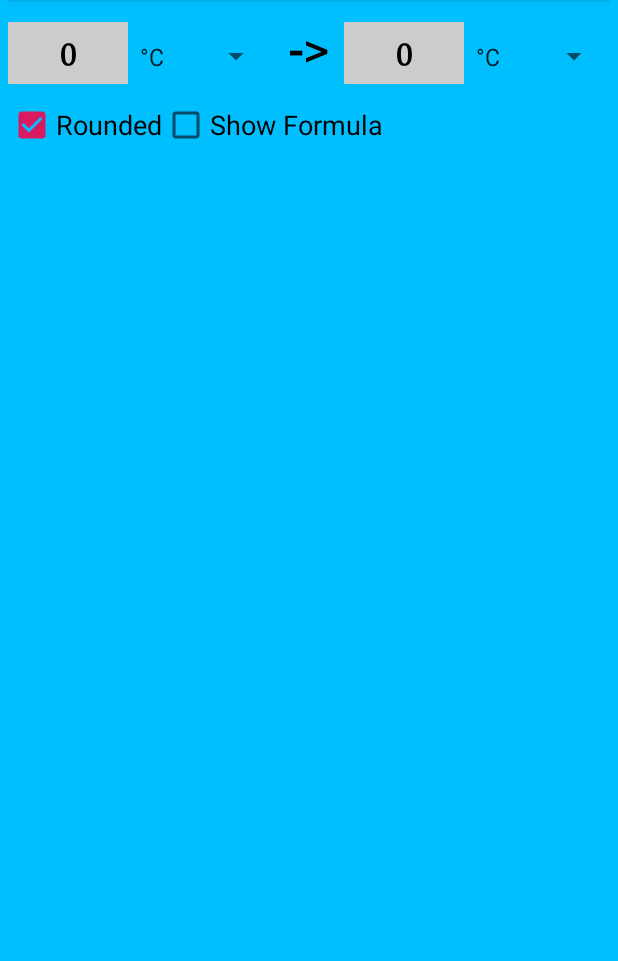
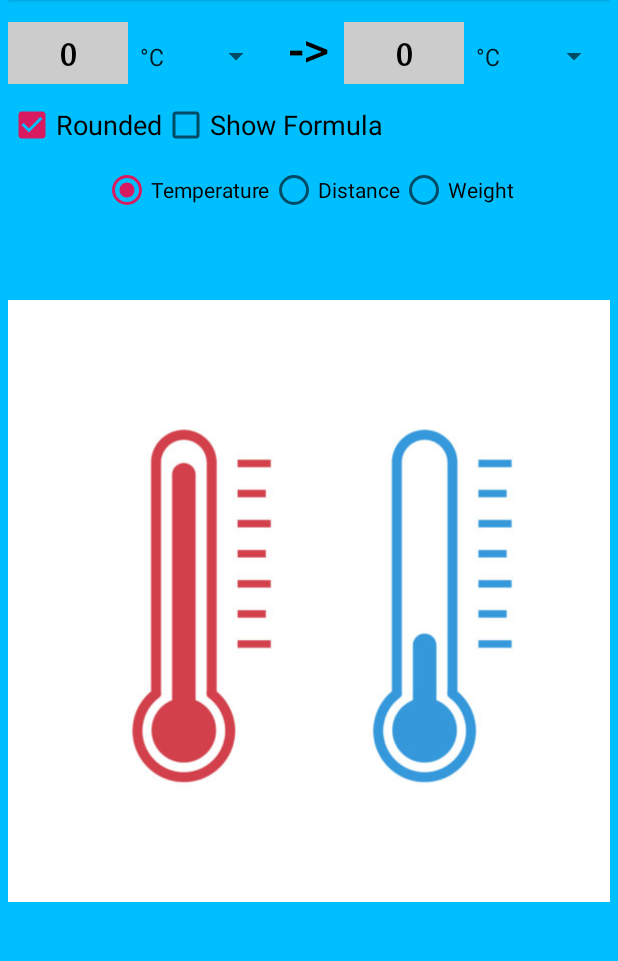
Before and after one commit to gaizkazaqhariou/Task1-BasicApp, an Android app: the screen it shows after launch (MainActivity), on a phone screen of 412 x 824 dp, the part 251-1212 px from its top. Run offline under Robolectric (Android 15) with nearby library versions, the phone set to English and light mode, and no system bars.

Commit message:
complete task 7

```diff
--- a/app/src/main/res/layout/activity_main.xml
+++ b/app/src/main/res/layout/activity_main.xml
@@ -135,4 +135,44 @@
 
     </LinearLayout>
 
+    <RadioGroup
+        android:id="@+id/radioGroup"
+        android:layout_width="match_parent"
+        android:layout_height="wrap_content"
+        android:layout_below="@+id/child2"
+        android:layout_marginTop="5pt"
+        android:gravity="center"
+        android:orientation="horizontal">
+
+        <RadioButton
+            android:id="@+id/rbTemp"
+            android:layout_width="wrap_content"
+            android:layout_height="wrap_content"
+            android:checked="true"
+            android:text="@string/rbTemp" />
+
+        <RadioButton
+            android:id="@+id/rbDist"
+            android:layout_width="wrap_content"
+            android:layout_height="wrap_content"
+            android:text="@string/rbDist" />
+
+        <RadioButton
+            android:id="@+id/rbWeight"
+            android:layout_width="wrap_content"
+            android:layout_height="wrap_content"
+            android:text="@string/rbWeight" />
+
+    </RadioGroup>
+
+    <ImageView
+        android:id="@+id/imgFormula"
+        android:layout_width="match_parent"
+        android:layout_height="match_parent"
+        android:layout_below="@+id/radioGroup"
+        android:layout_centerHorizontal="true"
+        android:layout_marginTop="1pt"
+        android:src="@drawable/temperature"
+        android:visibility="visible" />
+
 </RelativeLayout>
```
Also changed, not shown: app/src/main/res/drawable/temperature.jpg (added), 1 other file.
